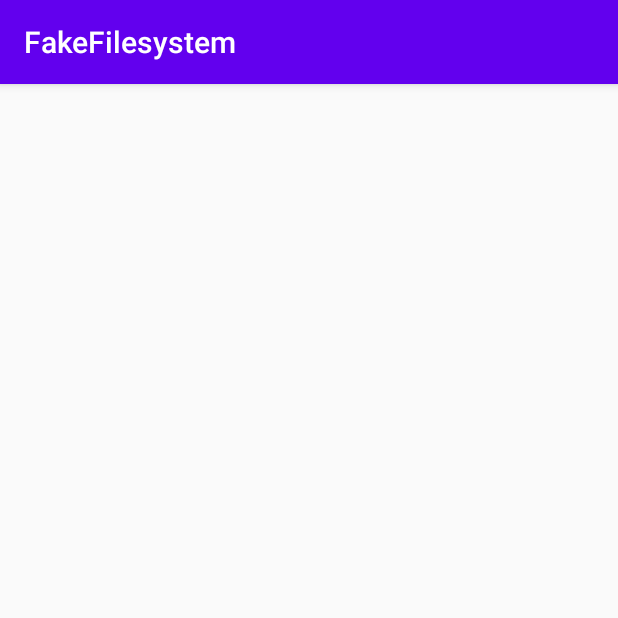
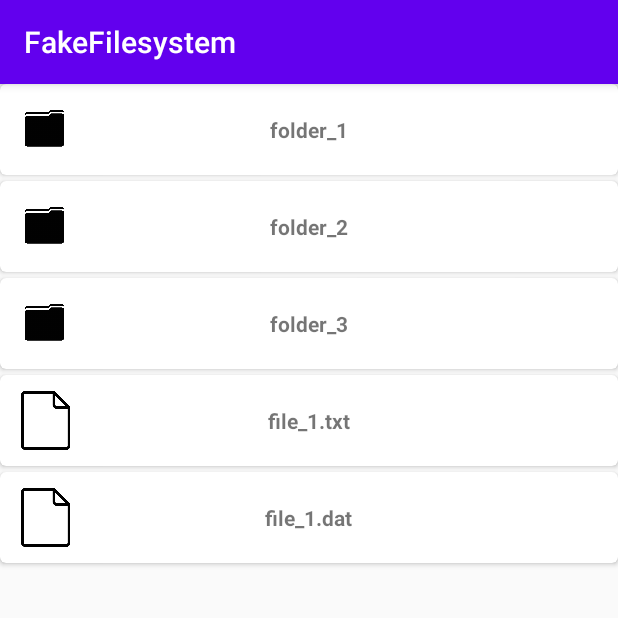
Before and after one commit to stepan-tarasenko/fake_filesystem_test_task, an Android app: the screen it shows after launch (MainActivity), on a phone screen of 412 x 824 dp, the top half of it. Run offline under Robolectric (Android 15) with nearby library versions, the phone set to English and light mode, and no system bars.

Commit message:
Displaying folders/files

```diff
--- a/app/build.gradle
+++ b/app/build.gradle
@@ -35,4 +35,5 @@ dependencies {
 
     implementation 'androidx.recyclerview:recyclerview:1.1.0'
     implementation 'com.google.code.gson:gson:2.8.6'
+    implementation 'androidx.cardview:cardview:1.0.0'
 }
--- a/app/src/main/java/com/example/fakefilesystem/MainActivity.java
+++ b/app/src/main/java/com/example/fakefilesystem/MainActivity.java
@@ -3,16 +3,39 @@ package com.example.fakefilesystem;
 import androidx.appcompat.app.AppCompatActivity;
 
 import android.os.Bundle;
+import android.util.Log;
 import android.widget.FrameLayout;
+
+import com.example.fakefilesystem.fragments.ListFragment;
 
 import org.json.JSONException;
 import org.json.JSONObject;
+
+import java.io.ByteArrayOutputStream;
+import java.io.IOException;
+import java.io.InputStream;
 
 public class MainActivity extends AppCompatActivity {
 
     private static final String TAG = "MainActivity";
     private FrameLayout fragmentContainer;
     private JSONObject inputJSON;
+
+    public JSONObject getInputJSON() {
+        return inputJSON;
+    }
+
+    private String createValidJson(String inputString){
+        StringBuilder validJson = new StringBuilder();
+        String[] lineByLine =  inputString.split(",");
+        for(int i =0; i< lineByLine.length; i++){
+            String[] lineSplit = lineByLine[i].split(":");
+            validJson.append('"').append(lineSplit[0].trim()).append('"').append(":").append('"').append(lineSplit[1].trim()).append('"').append(i==lineByLine.length-1?"}":",");
+        }
+        String finishedJSON = validJson.toString();
+        System.out.println(finishedJSON);
+        return finishedJSON;
+    }
 
     @Override
     protected void onCreate(Bundle savedInstanceState) {
@@ -25,15 +48,38 @@ public class MainActivity extends AppCompatActivity {
         } catch (JSONException e) {
             throw new IllegalArgumentException("Invalid JSON file " + TAG);
         }
+
+        try {
+            getSupportFragmentManager()
+                    .beginTransaction()
+                    .add(R.id.fragment_container, ListFragment.newInstance(getInputJSON().getJSONArray("items").toString()))
+                    .commit();
+        } catch (JSONException e) {
+            e.printStackTrace();
+        }
     }
 
     private void initializeFakeFilesystemJSON() throws JSONException {
-        inputJSON = new JSONObject(getResources().openRawResource(R.raw.sample).toString());
+        inputJSON = new JSONObject(readTextFile(getResources().openRawResource(R.raw.sample)));
     }
 
     private void findAndSetupViews() {
         fragmentContainer = findViewById(R.id.fragment_container);
     }
 
-
+    private String readTextFile(InputStream inputStream) {
+        ByteArrayOutputStream outputStream = new ByteArrayOutputStream();
+        byte buf[] = new byte[1024];
+        int len;
+        try {
+            while ((len = inputStream.read(buf)) != -1) {
+                outputStream.write(buf, 0, len);
+            }
+            outputStream.close();
+            inputStream.close();
+        } catch (IOException e) {
+            Log.e(TAG, e.toString());
+        }
+        return outputStream.toString();
+    }
 }
--- a/app/src/main/java/com/example/fakefilesystem/adapters/DisplayModelAdapter.java
+++ b/app/src/main/java/com/example/fakefilesystem/adapters/DisplayModelAdapter.java
@@ -1,5 +1,6 @@
 package com.example.fakefilesystem.adapters;
 
+import android.util.Log;
 import android.view.LayoutInflater;
 import android.view.View;
 import android.view.ViewGroup;
@@ -11,31 +12,41 @@ import androidx.recyclerview.widget.RecyclerView;
 import com.example.fakefilesystem.R;
 import com.example.fakefilesystem.models.DisplayModel;
 
-import java.util.ArrayList;
+import java.util.List;
 
 public class DisplayModelAdapter extends RecyclerView.Adapter<DisplayModelAdapter.DisplayModelViewHolder> {
-    private ArrayList<DisplayModel> data;
-    private final String [] availableFileExtensions = {"docx", "pdf", "xml"};
+    private List<DisplayModel> data;
+    private OnNoteListener onNoteListener;
 
-    public static class DisplayModelViewHolder extends RecyclerView.ViewHolder {
+    public static class DisplayModelViewHolder extends RecyclerView.ViewHolder implements View.OnClickListener {
         public ImageView mImageView;
         public TextView mTextView;
+        public OnNoteListener onNoteListener;
 
-        public DisplayModelViewHolder(View itemView) {
+        public DisplayModelViewHolder(View itemView, OnNoteListener onNoteListener) {
             super(itemView);
             mImageView = itemView.findViewById(R.id.item_image);
             mTextView = itemView.findViewById(R.id.item_name);
+            this.onNoteListener = onNoteListener;
+
+            itemView.setOnClickListener(this);
+        }
+
+        @Override
+        public void onClick(View v) {
+            onNoteListener.onNoteClick(getAdapterPosition());
         }
     }
 
-    public DisplayModelAdapter(ArrayList<DisplayModel> data) {
+    public DisplayModelAdapter(List<DisplayModel> data, OnNoteListener onNoteListener) {
         this.data = data;
+        this.onNoteListener = onNoteListener;
     }
 
     @Override
     public DisplayModelViewHolder onCreateViewHolder(ViewGroup parent, int viewType) {
         View v = LayoutInflater.from(parent.getContext()).inflate(R.layout.recycler_item, parent, false);
-        DisplayModelViewHolder evh = new DisplayModelViewHolder(v);
+        DisplayModelViewHolder evh = new DisplayModelViewHolder(v, onNoteListener );
         return evh;
     }
 
@@ -48,14 +59,17 @@ public class DisplayModelAdapter extends RecyclerView.Adapter<DisplayModelAdapte
 
     private int getImageByType(DisplayModel model) {
         switch (model.getType()){
+            case "FOLDER":
+                return R.drawable.folder;
             case "FILE":
-                if (model.getName().split(".")[1].equals("xml")){
+                Log.e("HELLO", model.getName());//.split("."));
+                if (model.getName().contains("xml")){
                     return R.drawable.xml;
                 }
-                if (model.getName().split(".")[1].equals("pdf")){
+                if (model.getName().contains("pdf")){
                     return R.drawable.pdf;
                 }
-                if (model.getName().split(".")[1].equals("docx")){
+                if (model.getName().contains("docx")){
                     return R.drawable.docx;
                 }
                 return R.drawable.file;
@@ -68,4 +82,8 @@ public class DisplayModelAdapter extends RecyclerView.Adapter<DisplayModelAdapte
     public int getItemCount() {
         return data.size();
     }
+
+    public interface OnNoteListener{
+        void onNoteClick(int position);
+    }
 }
--- a/app/src/main/java/com/example/fakefilesystem/fragments/ListFragment.java
+++ b/app/src/main/java/com/example/fakefilesystem/fragments/ListFragment.java
@@ -1,52 +1,60 @@
 package com.example.fakefilesystem.fragments;
 
+import android.content.Intent;
 import android.os.Bundle;
 
 import androidx.fragment.app.Fragment;
 import androidx.recyclerview.widget.LinearLayoutManager;
 import androidx.recyclerview.widget.RecyclerView;
 
+import android.util.Log;
 import android.view.LayoutInflater;
 import android.view.View;
 import android.view.ViewGroup;
 
+import com.example.fakefilesystem.FileViewerActivity;
+import com.example.fakefilesystem.MainActivity;
 import com.example.fakefilesystem.R;
 import com.example.fakefilesystem.adapters.DisplayModelAdapter;
 import com.example.fakefilesystem.models.DisplayModel;
 import com.google.gson.Gson;
+import com.google.gson.internal.LinkedTreeMap;
+
+import org.json.JSONArray;
+import org.json.JSONException;
+import org.json.JSONObject;
 
 import java.util.ArrayList;
+import java.util.Arrays;
+import java.util.List;
 
-public class ListFragment extends Fragment {
+public class ListFragment extends Fragment implements DisplayModelAdapter.OnNoteListener {
 
-    private static final String ARG_PARAM1 = "param1";
-    private static final String ARG_PARAM2 = "param2";
+    private static final String ARG_PARAM = "JSON_DATA";
+    public static final String NAME_EXTRA = "name";
+    public static final String CONTENT_EXTRA = "content";
 
-    private String mParam1;
-    private String mParam2;
+    private String stringJsonData;
 
     private RecyclerView recyclerView;
     private LinearLayoutManager layoutManager;
     private DisplayModelAdapter adapter;
+    private List<DisplayModel> data;
 
     public ListFragment() {
     }
 
-    /**
-     * Use this factory method to create a new instance of
-     * this fragment using the provided parameters.
-     *
-     * @param param1 Parameter 1.
-     * @param param2 Parameter 2.
-     * @return A new instance of fragment ListFragment.
-     */
-    // TODO: Rename and change types and number of parameters
-    public static ListFragment newInstance(String param1, String param2) {
+    public static ListFragment newInstance(String jsonData) {
         ListFragment fragment = new ListFragment();
-//        Bundle args = new Bundle();
-//        args.putString(ARG_PARAM1, param1);
-//        args.putString(ARG_PARAM2, param2);
-//        fragment.setArguments(args);
+        Bundle args = new Bundle();
+        Log.e("HELLO OOOO", jsonData);
+        try {
+            JSONArray jsonArray = new JSONArray(jsonData);
+        } catch (JSONException e) {
+            Log.e("ERROR", "ERROR");
+        }
+        args.putString(ARG_PARAM, jsonData);
+        fragment.setArguments(args);
         return fragment;
     }
 
@@ -54,26 +62,55 @@ public class ListFragment extends Fragment {
     public void onCreate(Bundle savedInstanceState) {
         super.onCreate(savedInstanceState);
         if (getArguments() != null) {
-            mParam1 = getArguments().getString(ARG_PARAM1);
-            mParam2 = getArguments().getString(ARG_PARAM2);
+            stringJsonData = getArguments().getString(ARG_PARAM);
         }
-        recyclerView = getView().findViewById(R.id.recycler_view);
+        JSONArray jsonData = null;
+        try {
+            //jsonData = ((MainActivity) getActivity()).getInputJSON().getJSONArray("items");
 
-        ArrayList<DisplayModel> data = new ArrayList<>();
+            //jsonData = new JSONObject(stringJsonData).getJSONArray("items");
+            jsonData = new JSONArray(stringJsonData);
 
-
-        recyclerView.setHasFixedSize(true);
-        layoutManager = new LinearLayoutManager(getActivity());
-        adapter = new DisplayModelAdapter(data);
-        recyclerView.setLayoutManager(layoutManager);
-        recyclerView.setAdapter(adapter);
-
+            data = Arrays.asList( new Gson().fromJson(jsonData.toString(), DisplayModel[].class));
+        } catch (JSONException e) {
+            e.printStackTrace();
+        }
     }
 
     @Override
     public View onCreateView(LayoutInflater inflater, ViewGroup container,
                              Bundle savedInstanceState) {
-        // Inflate the layout for this fragment
-        return inflater.inflate(R.layout.fragment_list, container, false);
+        View view = inflater.inflate(R.layout.fragment_list, container, false);
+        recyclerView = view.findViewById(R.id.recycler_view);
+        recyclerView.setHasFixedSize(true);
+        layoutManager = new LinearLayoutManager(getActivity());
+        adapter = new DisplayModelAdapter(data, this);
+        recyclerView.setLayoutManager(layoutManager);
+        recyclerView.setAdapter(adapter);
+
+        return view;
+    }
+
+    @Override
+    public void onNoteClick(int position) {
+        DisplayModel model = data.get(position);
+        if (model.getType().equals("FOLDER")) {
+            Log.e("HELLO 111", stringJsonData);
+            getActivity()
+                    .getSupportFragmentManager()
+                    .beginTransaction()
+                    .add(R.id.fragment_container, ListFragment.newInstance(((ArrayList<LinkedTreeMap>)data.get(position).getItems()).toString()))
+                    .commit();
+
+        } else {
+            startActivityWithData(model);
+        }
+    }
+
+    private void startActivityWithData(DisplayModel model) {
+        Intent data = new Intent(getActivity(), FileViewerActivity.class);
+        data.putExtra(NAME_EXTRA, model.getName());
+        data.putExtra(CONTENT_EXTRA, model.getContent());
+        startActivity(data);
     }
 }
--- a/app/src/main/res/layout/recycler_item.xml
+++ b/app/src/main/res/layout/recycler_item.xml
@@ -1,6 +1,15 @@
 <?xml version="1.0" encoding="utf-8"?>
+<androidx.cardview.widget.CardView
+    xmlns:android="http://schemas.android.com/apk/res/android"
+    xmlns:app="http://schemas.android.com/apk/res-auto"
+    android:layout_width="match_parent"
+    android:layout_height="wrap_content"
+    android:layout_marginBottom="4dp"
+    android:foreground="?android:attr/selectableItemBackground"
+    android:clickable="true"
+    android:focusable="true"
+    app:cardCornerRadius="4dp">
     <RelativeLayout
-    xmlns:android="http://schemas.android.com/apk/res/android"
         android:layout_width="match_parent"
         android:layout_height="wrap_content"
         android:layout_margin="5dp">
@@ -20,5 +29,5 @@
             android:id="@+id/item_name"
             android:text="Some file name"
             android:textStyle="bold"/>
-
     </RelativeLayout>
+</androidx.cardview.widget.CardView>
```
Also changed, not shown: app/src/main/java/com/example/fakefilesystem/FileViewerActivity.java (+7 -3 lines), app/src/main/java/com/example/fakefilesystem/models/DisplayModel.java (+18 -4 lines), app/src/main/res/drawable/folder.png (added), 1 other file. Lines whose indentation alone changed are shown as unchanged.
